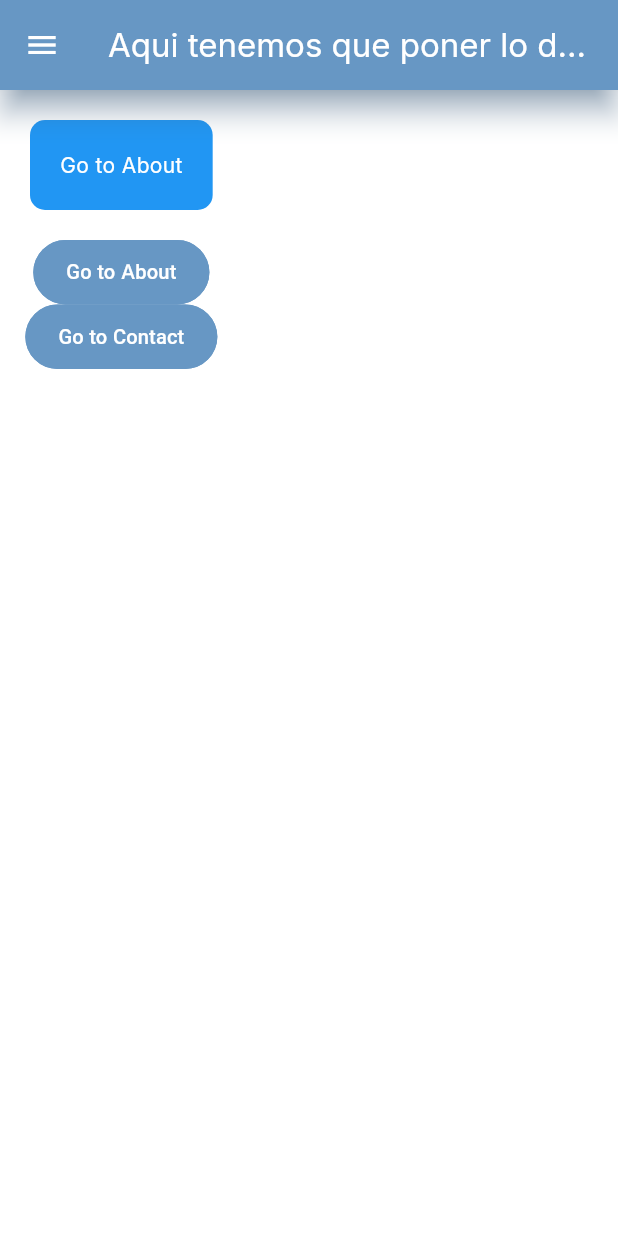
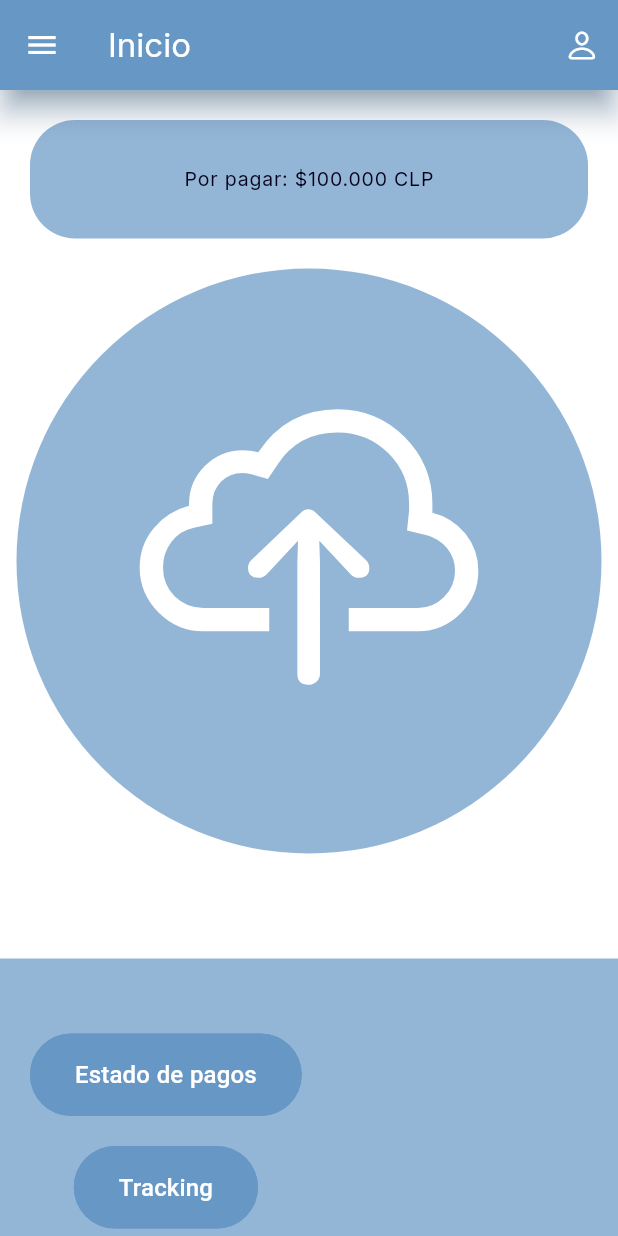
Before and after one commit to Nawel-GR/HonorariosMedicos, a Flutter app: the screen it shows once a user with an empty profile is signed in, on a phone screen of 412 x 824 dp. Run offline on Flutter 3.47's test engine with Material 3 defaults, Android fonts, the phone set to English and light mode, and no system bars; drawn by our look-alikes of easy_rich_text; our stand-ins replace bot_toast, firebase_auth, firebase_core, google_fonts, iconsax; missing offline and left inert: firebase_ui_auth, pretty_logger; accounts and stored records are empty.

Commit message:
added a home page

```diff
--- a/flutter_application_1/lib/api/auth_gate.dart
+++ b/flutter_application_1/lib/api/auth_gate.dart
@@ -26,25 +26,22 @@ class AuthGate extends StatelessWidget {
            headerBuilder: (context, constraints, shrinkOffset) {
              return Padding(
                padding: const EdgeInsets.all(20),
-               child: AspectRatio(
-                 aspectRatio: 1,
-                 child: Image.asset('flutterfire_300x.png'),
-               ),
+               child: SizedBox.shrink()
              );
            },
            subtitleBuilder: (context, action) {
              return Padding(
                padding: const EdgeInsets.symmetric(vertical: 8.0),
                child: action == AuthAction.signIn
-                   ? const Text('Welcome to FlutterFire, please sign in!')
-                   : const Text('Welcome to Flutterfire, please sign up!'),
+                   ? const Text('Bienvenido a HonorMed, por favor inicia sesión!')
+                   : const Text('Bienvenido a HonorMed, por favor registrate!'),
              );
            },
            footerBuilder: (context, action) {
              return const Padding(
                padding: EdgeInsets.only(top: 16),
                child: Text(
-                 'By signing in, you agree to our terms and conditions.',
+                 'Al registrate aceptas los términos y condiciones de uso.',
                  style: TextStyle(color: Colors.grey),
                ),
              );
--- /dev/null
+++ b/flutter_application_1/lib/layout/side_drawer.dart
@@ -0,0 +1,47 @@
+import 'package:flutter/material.dart';
+
+class SideDrawer extends StatelessWidget {
+  @override
+  Widget build(BuildContext context) {
+    return Drawer(
+      child: ListView(
+        padding: EdgeInsets.zero,
+        children: [
+          DrawerHeader(
+            decoration: BoxDecoration(
+              color: Colors.blue,
+            ),
+            child: Text(
+              'HonorMed',
+              style: TextStyle(
+                color: Colors.white,
+                fontSize: 24,
+              ),
+            ),
+          ),
+          ListTile(
+            leading: Icon(Icons.home),
+            title: Text('Home'),
+            onTap: () {
+              // Handle drawer item tap
+            },
+          ),
+          ListTile(
+            leading: Icon(Icons.settings),
+            title: Text('Settings'),
+            onTap: () {
+              // Handle drawer item tap
+            },
+          ),
+          ListTile(
+            leading: Icon(Icons.info),
+            title: Text('About'),
+            onTap: () {
+              // Handle drawer item tap
+            },
+          ),
+        ],
+      ),
+    );
+  }
+}
--- a/flutter_application_1/lib/screens/home.dart
+++ b/flutter_application_1/lib/screens/home.dart
@@ -1,79 +1,96 @@
+import 'package:easy_rich_text/easy_rich_text.dart';
+import 'package:flutter/cupertino.dart';
 import 'package:flutter/material.dart';
+import 'package:flutter_app/layout/side_drawer.dart';
+import 'package:flutter_app/theme/honor_theme.dart';
 import 'package:flutter_app/widgets/button.dart';
+import 'package:flutter_app/widgets/circular_button.dart';
 
 class HomeScreen extends StatelessWidget {
   @override
   Widget build(BuildContext context) {
     return Scaffold(
       appBar: AppBar(
-        title: Text('Aqui tenemos que poner lo de arriva'),
+        title: Text('Inicio'),
+        actions: [
+          IconButton(
+            icon: Icon(CupertinoIcons.person),
+            onPressed: () {
+              // Add your onPressed function here
+            },
+          ),
+        ],
       ),
-      body: Column
-      (
-        children:
-        [
-          InkWell(
-            onTap: ()
-            {
-            },
-            child: Container
-            (
-              padding: EdgeInsets.all(20),
-              margin: EdgeInsets.all(20),
-              decoration: BoxDecoration
-              (
-                color: Colors.blue,
-                borderRadius: BorderRadius.circular(10),
-              ),
-              child: Text('Go to About', style: TextStyle(color: Colors.white),),
+      body: Column(
+        children: [
+          SizedBox(height: 20),
+          Container(
+            padding: EdgeInsets.all(30),
+            margin: EdgeInsets.symmetric(horizontal: 20),
+            decoration: BoxDecoration(
+              color: HonorTheme.colors.primaryLight,
+              borderRadius: BorderRadius.circular(30),
+            ),
+            child: Row(
+              mainAxisAlignment: MainAxisAlignment.center,
+              children: [
+                EasyRichText(
+                  'Por pagar: \$100.000 CLP',
+                  defaultStyle: HonorTypography.body,
+                  patternList: [
+                    EasyRichTextPattern(
+                      targetString: '\$100.000',
+                      style: TextStyle(
+                        color: HonorTheme.colors.primary,
+                        fontWeight: FontWeight.bold,
+                      ),
+                    )
+                  ],
+                ),
+              ],
             ),
           ),
-
-          HonorButton(
-            text: 'Go to About',
-            onTap: ()
-            {
-            },
+          SizedBox(height: 20),
+          Center(
+              child: CircularIconButton(
+            icon: CupertinoIcons.cloud_upload,
+            onPressed: () {},
+            color: HonorTheme.colors.primaryLight,
+            size: 390,
+          )),
+          SizedBox(
+            height: 70,
           ),
-          HonorButton(
-            text: 'Go to Contact',
-            onTap: ()
-            {
-
-            },
+          Container(
+            height: MediaQuery.of(context).size.height * 0.252,
+            alignment: Alignment.bottomLeft,
+            color: HonorTheme.colors.primaryLight,
+            child: Column(
+              children: [
+                SizedBox(height: 50),
+                Container(
+                  padding: EdgeInsets.symmetric(horizontal: 20),
+                  child: HonorButton(
+                    buttonSize: ButtonSize.large,
+                    text: 'Estado de pagos',
+                    onTap: () {},
+                  ),
+                ),
+                SizedBox(height: 20),
+                Container(
+                  padding: EdgeInsets.symmetric(horizontal: 20),
+                  child: HonorButton(
+                    buttonSize: ButtonSize.large,
+                    text: 'Tracking',
+                    onTap: () {},
+                  ),
+                ),
+              ],
+            ),
           )
         ],
       ),
-      drawer: Drawer(
-        child: ListView(
-          children:[
-            DrawerHeader(
-              child: Text('Drawer Header'),
-              decoration: BoxDecoration(
-                color: Colors.blue,
-              ),
-            ),
-            ListTile(
-              title: Text('Home'),
-              onTap: () {
-                Navigator.pushNamed(context, '/');
-              },
-            ),
-            ListTile(
-              title: Text('About'),
-              onTap: () {
-                Navigator.pushNamed(context, '/about');
-              },
-            ),
-            ListTile(
-              title: Text('Contact'),
-              onTap: () {
-                Navigator.pushNamed(context, '/contact');
-              },
-            ),
-          ],
-        ),
-      ),
+      drawer: SideDrawer(),
     );
   }
 }
--- /dev/null
+++ b/flutter_application_1/lib/widgets/circular_button.dart
@@ -0,0 +1,39 @@
+import 'package:flutter/material.dart';
+
+class CircularIconButton extends StatelessWidget {
+  final IconData icon;
+  final VoidCallback onPressed;
+  final double size;
+  final Color color;
+  final Color iconColor;
+
+  const CircularIconButton({
+    super.key,
+    required this.icon,
+    required this.onPressed,
+    this.size = 50.0,
+    this.color = Colors.blue,
+    this.iconColor = Colors.white,
+  });
+
+  @override
+  Widget build(BuildContext context) {
+    return InkWell(
+      onTap: onPressed,
+      borderRadius: BorderRadius.circular(size / 2),
+      child: Container(
+        width: size,
+        height: size,
+        decoration: BoxDecoration(
+          shape: BoxShape.circle,
+          color: color,
+        ),
+        child: Icon(
+          icon,
+          color: iconColor,
+          size: size * 0.6, // Adjust icon size as needed
+        ),
+      ),
+    );
+  }
+}
```
Also changed, not shown: flutter_application_1/assets/user.png (added).
